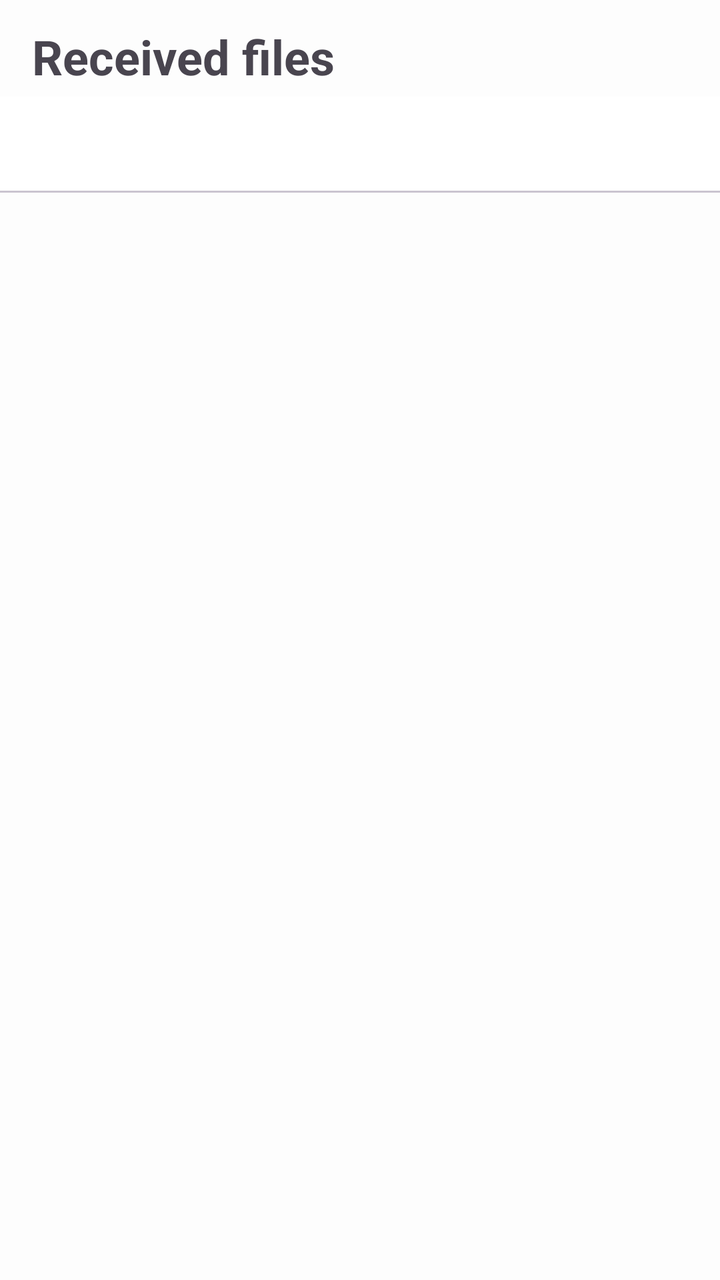
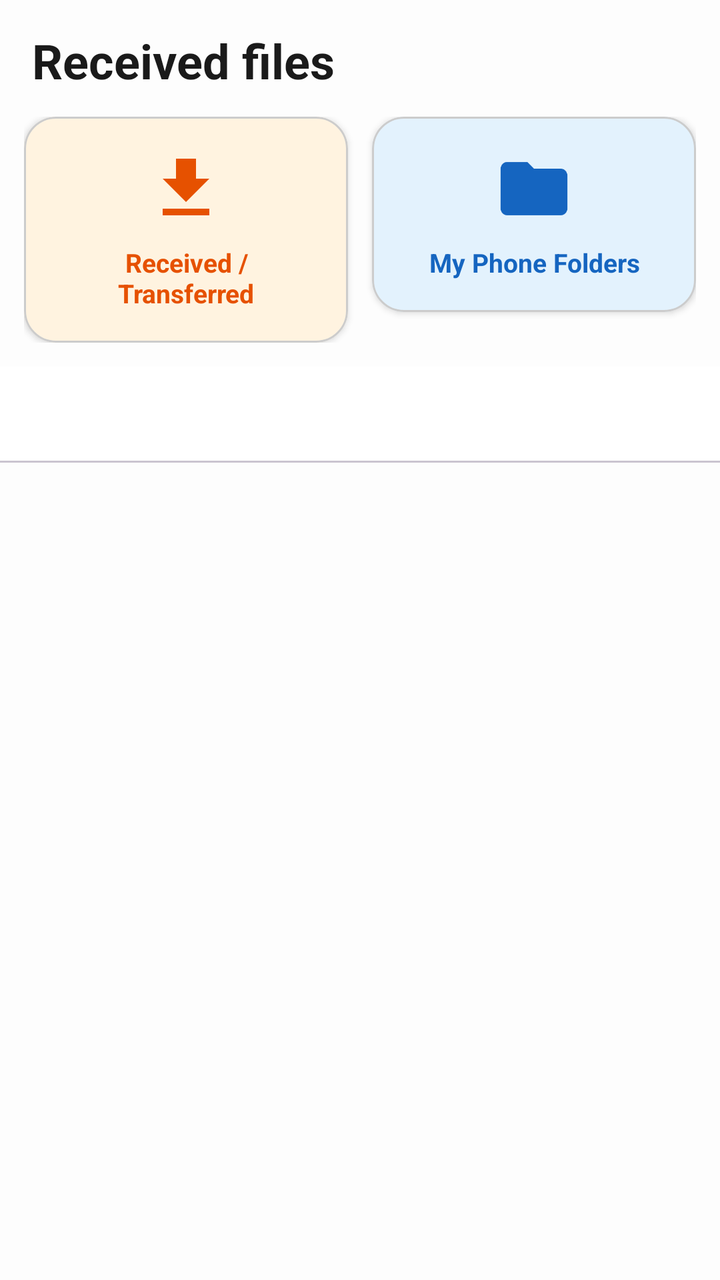

An Android layout rendered at two revisions. The XML below is the earlier revision; the diff shows what the commit changed to produce the second picture.
<!-- AndroidManifest.xml: application theme Theme.WifiShare -->
<!-- res/layout/fragment_files.xml -->
<?xml version="1.0" encoding="utf-8"?>
<LinearLayout xmlns:android="http://schemas.android.com/apk/res/android"
    xmlns:app="http://schemas.android.com/apk/res-auto"
    android:layout_width="match_parent"
    android:layout_height="match_parent"
    android:orientation="vertical">

    <TextView
        android:layout_width="wrap_content"
        android:layout_height="wrap_content"
        android:layout_marginStart="16dp"
        android:layout_marginTop="12dp"
        android:text="@string/files_title"
        android:textSize="24sp"
        android:textStyle="bold" />

    <com.google.android.material.tabs.TabLayout
        android:id="@+id/tabLayout"
        android:layout_width="match_parent"
        android:layout_height="wrap_content"
        android:layout_marginTop="4dp"
        app:tabMode="scrollable"
        app:tabGravity="start" />

    <androidx.viewpager2.widget.ViewPager2
        android:id="@+id/viewPager"
        android:layout_width="match_parent"
        android:layout_height="0dp"
        android:layout_weight="1" />
</LinearLayout>
<!-- resources referenced by this layout -->
<resources>
  <string name="files_title">Received files</string>
  <style name="Theme.WifiShare" parent="Theme.Material3.DayNight.NoActionBar">
          <item name="colorPrimary">@color/primary</item>
          <item name="colorOnPrimary">@color/on_primary</item>
          <item name="colorSurface">@color/surface</item>
          <item name="colorOnSurface">@color/on_surface</item>
          <item name="colorSurfaceVariant">@color/surface_variant</item>
          <item name="android:colorBackground">@color/background</item>
          <item name="android:statusBarColor">@android:color/transparent</item>
          <item name="android:navigationBarColor">@android:color/transparent</item>
          <item name="android:windowLightStatusBar" tools:targetApi="23">true</item>
      </style>
  <color name="primary">#4F46E5</color>
  <color name="on_primary">#FFFFFF</color>
  <color name="surface">#FFFFFF</color>
  <color name="on_surface">#1A1A1A</color>
  <color name="surface_variant">#E7E0EC</color>
  <color name="background">#FDFDFD</color>
</resources>

<!-- the commit's change to res/layout/fragment_files.xml (unified diff, before → after) -->
@@ -3,22 +3,108 @@
     xmlns:app="http://schemas.android.com/apk/res-auto"
     android:layout_width="match_parent"
     android:layout_height="match_parent"
-    android:orientation="vertical">
+    android:orientation="vertical"
+    android:background="@android:color/transparent">
 
     <TextView
         android:layout_width="wrap_content"
         android:layout_height="wrap_content"
         android:layout_marginStart="16dp"
-        android:layout_marginTop="12dp"
+        android:layout_marginTop="14dp"
         android:text="@string/files_title"
         android:textSize="24sp"
-        android:textStyle="bold" />
+        android:textStyle="bold"
+        android:textColor="?attr/colorOnSurface" />
+
+    <LinearLayout
+        android:layout_width="match_parent"
+        android:layout_height="wrap_content"
+        android:orientation="horizontal"
+        android:padding="12dp">
+
+        <com.google.android.material.card.MaterialCardView
+            android:id="@+id/cardReceived"
+            android:layout_width="0dp"
+            android:layout_height="wrap_content"
+            android:layout_weight="1"
+            android:layout_marginEnd="6dp"
+            android:clickable="true"
+            android:focusable="true"
+            app:cardBackgroundColor="@color/color_history_container"
+            app:cardCornerRadius="16dp"
+            app:cardElevation="2dp"
+            app:strokeColor="@color/surface_stroke"
+            app:strokeWidth="1dp">
+
+            <LinearLayout
+                android:layout_width="match_parent"
+                android:layout_height="wrap_content"
+                android:orientation="vertical"
+                android:gravity="center"
+                android:padding="16dp">
+
+                <ImageView
+                    android:layout_width="40dp"
+                    android:layout_height="40dp"
+                    android:src="@drawable/ic_receive"
+                    app:tint="@color/color_history" />
+
+                <TextView
+                    android:layout_width="wrap_content"
+                    android:layout_height="wrap_content"
+                    android:layout_marginTop="8dp"
+                    android:text="@string/btn_received_transfers"
+                    android:textSize="13sp"
+                    android:textStyle="bold"
+                    android:gravity="center"
+                    android:textColor="@color/color_history" />
+            </LinearLayout>
+        </com.google.android.material.card.MaterialCardView>
+
+        <com.google.android.material.card.MaterialCardView
+            android:id="@+id/cardMyFolders"
+            android:layout_width="0dp"
+            android:layout_height="wrap_content"
+            android:layout_weight="1"
+            android:layout_marginStart="6dp"
+            android:clickable="true"
+            android:focusable="true"
+            app:cardBackgroundColor="@color/color_folders_container"
+            app:cardCornerRadius="16dp"
+            app:cardElevation="2dp"
+            app:strokeColor="@color/surface_stroke"
+            app:strokeWidth="1dp">
+
+            <LinearLayout
+                android:layout_width="match_parent"
+                android:layout_height="wrap_content"
+                android:orientation="vertical"
+                android:gravity="center"
+                android:padding="16dp">
+
+                <ImageView
+                    android:layout_width="40dp"
+                    android:layout_height="40dp"
+                    android:src="@drawable/ic_folder"
+                    app:tint="@color/color_folders" />
+
+                <TextView
+                    android:layout_width="wrap_content"
+                    android:layout_height="wrap_content"
+                    android:layout_marginTop="8dp"
+                    android:text="@string/btn_my_folders"
+                    android:textSize="13sp"
+                    android:textStyle="bold"
+                    android:gravity="center"
+                    android:textColor="@color/color_folders" />
+            </LinearLayout>
+        </com.google.android.material.card.MaterialCardView>
+    </LinearLayout>
 
     <com.google.android.material.tabs.TabLayout
         android:id="@+id/tabLayout"
         android:layout_width="match_parent"
         android:layout_height="wrap_content"
-        android:layout_marginTop="4dp"
         app:tabMode="scrollable"
         app:tabGravity="start" />
 
<!-- resource entries referenced after the edit -->
@@ -1,22 +1,49 @@
 <!-- resources referenced by this layout -->
 <resources>
+  <color name="color_folders">#1565C0</color>
+  <color name="color_folders_container">#E3F2FD</color>
+  <color name="color_history">#E65100</color>
+  <color name="color_history_container">#FFF3E0</color>
+  <color name="surface_stroke">#CCCCCC</color>
+  <!-- drawable ic_folder (drawable) -->
+  <?xml version="1.0" encoding="utf-8"?>
+  <vector xmlns:android="http://schemas.android.com/apk/res/android"
+      android:width="24dp" android:height="24dp"
+      android:viewportWidth="24" android:viewportHeight="24">
+      <path android:fillColor="#FF000000" android:pathData="M10 4H4c-1.1 0-1.99.9-1.99 2L2 18c0 1.1.9 2 2 2h16c1.1 0 2-.9 2-2V8c0-1.1-.9-2-2-2h-8l-2-2z"/>
+  </vector>
+  <!-- drawable ic_receive (drawable) -->
+  <?xml version="1.0" encoding="utf-8"?>
+  <vector xmlns:android="http://schemas.android.com/apk/res/android"
+      android:width="24dp" android:height="24dp"
+      android:viewportWidth="24" android:viewportHeight="24">
+      <path android:fillColor="#FF000000" android:pathData="M19 9h-4V3H9v6H5l7 7 7-7zM5 18v2h14v-2H5z"/>
+  </vector>
+  <string name="btn_my_folders">My Phone Folders</string>
+  <string name="btn_received_transfers">Received / Transferred</string>
   <string name="files_title">Received files</string>
   <style name="Theme.WifiShare" parent="Theme.Material3.DayNight.NoActionBar">
-          <item name="colorPrimary">@color/primary</item>
-          <item name="colorOnPrimary">@color/on_primary</item>
+          <item name="colorPrimary">@color/accent_purple</item>
+          <item name="colorOnPrimary">@color/on_accent_purple</item>
+          <item name="colorPrimaryContainer">@color/accent_purple</item>
+          <item name="colorOnPrimaryContainer">@color/on_accent_purple</item>
+          <item name="colorSecondary">@color/accent_purple</item>
+          <item name="colorOnSecondary">@color/on_accent_purple</item>
           <item name="colorSurface">@color/surface</item>
           <item name="colorOnSurface">@color/on_surface</item>
           <item name="colorSurfaceVariant">@color/surface_variant</item>
+          <item name="colorOutline">@color/button_outline</item>
           <item name="android:colorBackground">@color/background</item>
           <item name="android:statusBarColor">@android:color/transparent</item>
           <item name="android:navigationBarColor">@android:color/transparent</item>
           <item name="android:windowLightStatusBar" tools:targetApi="23">true</item>
       </style>
-  <color name="primary">#4F46E5</color>
-  <color name="on_primary">#FFFFFF</color>
+  <color name="accent_purple">#5B5BD6</color>
+  <color name="on_accent_purple">#FFFFFF</color>
   <color name="surface">#FFFFFF</color>
   <color name="on_surface">#1A1A1A</color>
   <color name="surface_variant">#E7E0EC</color>
+  <color name="button_outline">#7A7A7A</color>
   <color name="background">#FDFDFD</color>
 </resources>
 
